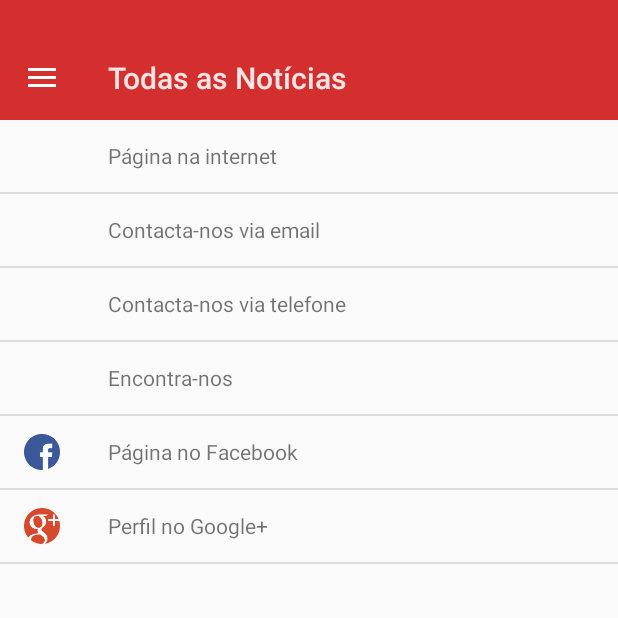
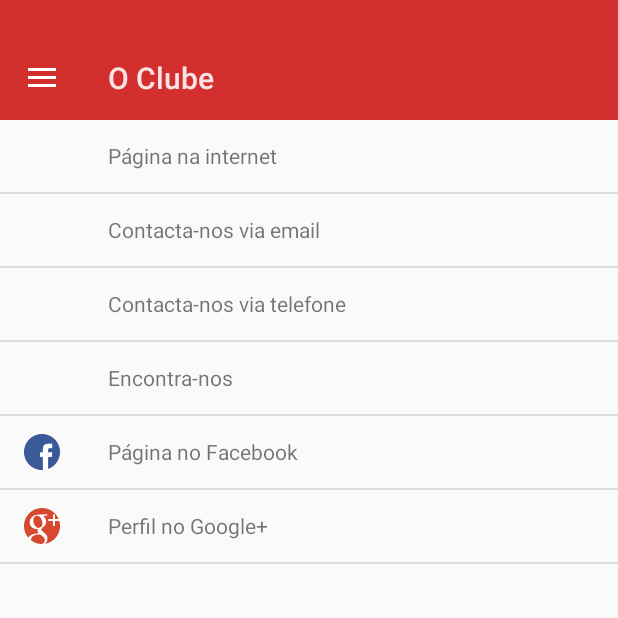
Before and after one commit to ricardomartins/ClubeMG, an Android app: the fragment InstituicaoFragment placed in its activity, on a phone screen of 412 x 824 dp, the top half of it. Run offline under Robolectric (Android 15) with nearby library versions, the light colour scheme and no system bars; 1 statement that could not run was skipped.

Commit message:
O Clube já coloca o título na barra de ferramentas

```diff
--- a/ClubeMGAndroid/app/src/main/java/pt/rikmartins/clubemg/clubemgandroid/instituicao/InstituicaoFragment.java
+++ b/ClubeMGAndroid/app/src/main/java/pt/rikmartins/clubemg/clubemgandroid/instituicao/InstituicaoFragment.java
@@ -12,6 +12,7 @@ import android.widget.SimpleAdapter;
 
 import pt.rikmartins.clubemg.clubemgandroid.NavigationEventListener;
 import pt.rikmartins.clubemg.clubemgandroid.R;
+import pt.rikmartins.clubemg.clubemgandroid.ToolbarHolder;
 
 public class InstituicaoFragment extends ListFragment implements AbsListView.OnItemClickListener {
     private static final String TAG = InstituicaoFragment.class.getSimpleName();
@@ -23,6 +24,7 @@ public class InstituicaoFragment extends ListFragment implements AbsListView.OnI
     private ListAdapter mListAdapter;
 
     private NavigationEventListener navigationEventListener;
+    private ToolbarHolder mToolbarHolder;
 
     public InstituicaoFragment() {
     }
@@ -50,6 +52,21 @@ public class InstituicaoFragment extends ListFragment implements AbsListView.OnI
     }
 
     @Override
+    public void onActivityCreated(Bundle savedInstanceState) {
+        mToolbarHolder = getActivity() instanceof ToolbarHolder ? (ToolbarHolder) getActivity() : null;
+
+        super.onActivityCreated(savedInstanceState);
+    }
+
+    @Override
+    public void onResume() {
+        if (mToolbarHolder != null)
+            mToolbarHolder.getToolbar().setTitle(R.string.titulo_fragmento_instituicao);
+
+        super.onResume();
+    }
+
+    @Override
     public void onItemClick(AdapterView<?> parent, View view, int position, long id) {
         navigationEventListener.onNavigationEvent((Bundle) Conteudo.ITENS.get(position).get(Conteudo.CONTEUDO_ATACADO));
     }
--- /dev/null
+++ b/ClubeMGAndroid/app/src/main/res/values/strings_fragment_instituicao.xml
@@ -0,0 +1,4 @@
+<?xml version="1.0" encoding="utf-8"?>
+<resources>
+    <string name="titulo_fragmento_instituicao">O Clube</string>
+</resources>
```
